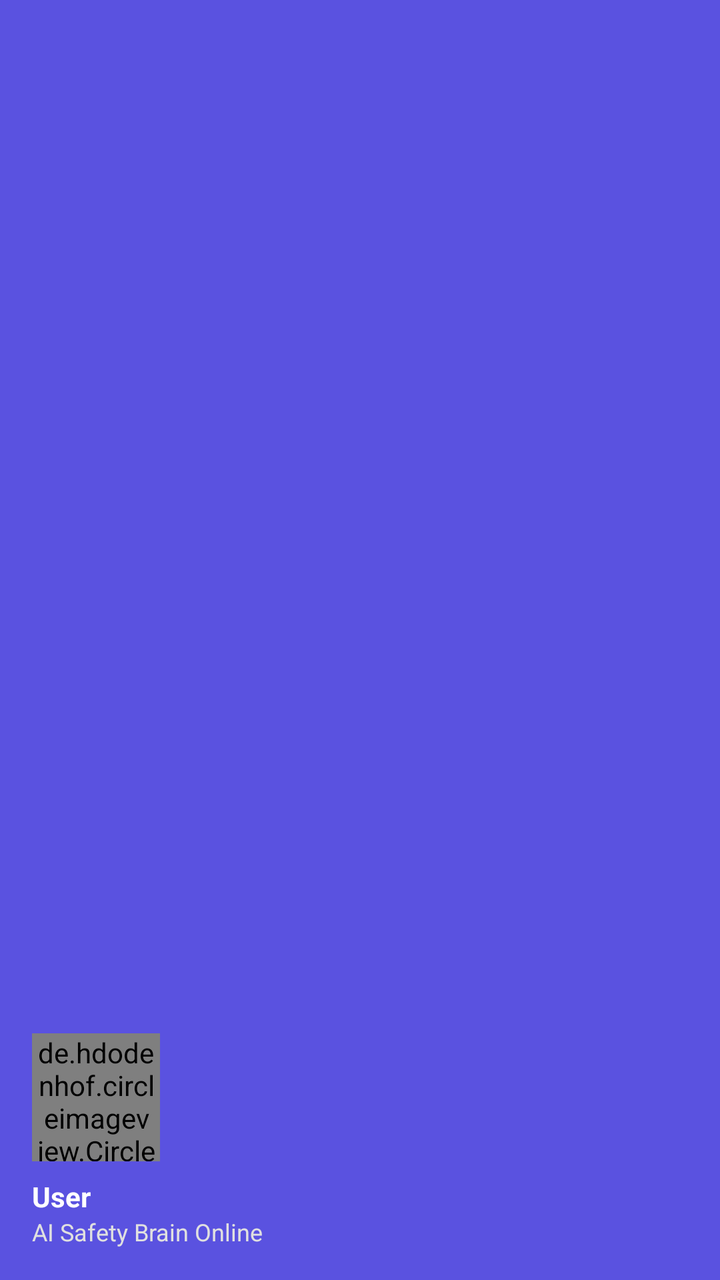
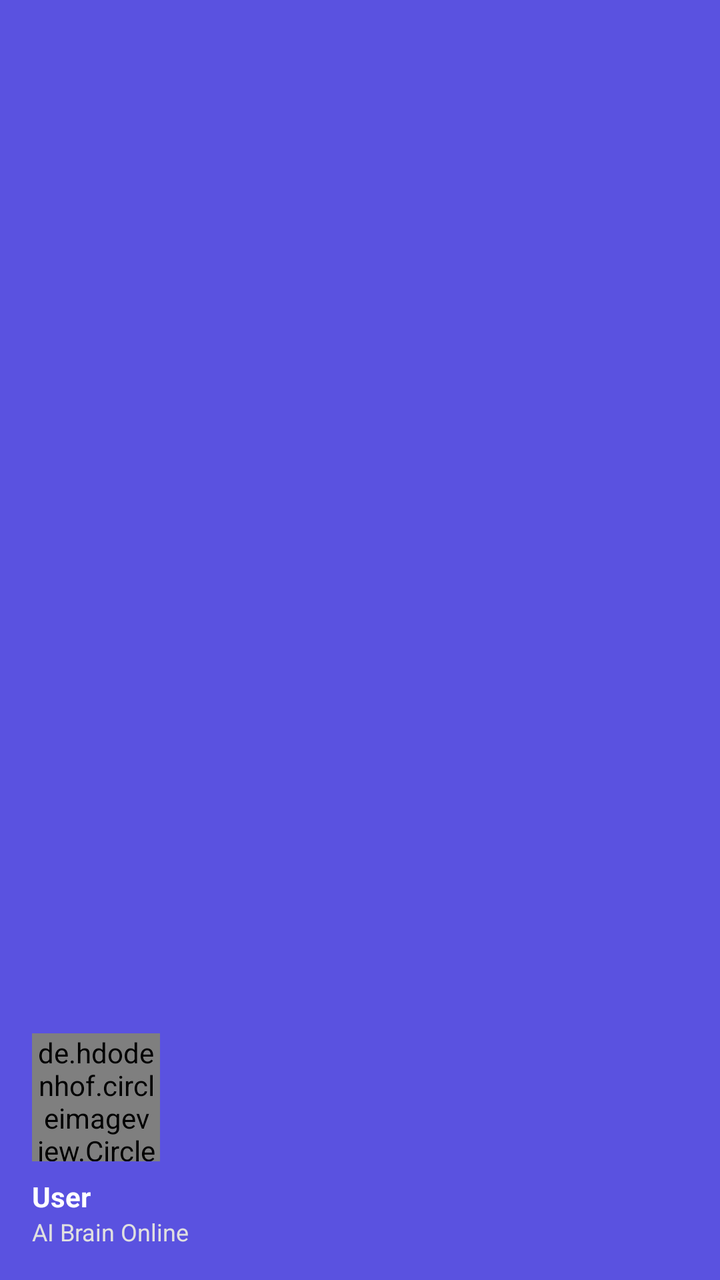

Compare the two renders of this Android layout. The source of the first and the diff that turns it into the second are given below.
<!-- AndroidManifest.xml: application theme Theme.EmergencySOSApp -->
<!-- res/layout/nav_header_main.xml -->
<?xml version="1.0" encoding="utf-8"?>
<LinearLayout xmlns:android="http://schemas.android.com/apk/res/android"
    xmlns:app="http://schemas.android.com/apk/res-auto"
    android:layout_width="match_parent"
    android:layout_height="176dp"
    android:background="@color/primary_dark"
    android:gravity="bottom"
    android:orientation="vertical"
    android:padding="16dp"
    android:theme="@style/ThemeOverlay.AppCompat.Dark">

    <de.hdodenhof.circleimageview.CircleImageView
        android:id="@+id/ivHeaderProfile"
        android:layout_width="64dp"
        android:layout_height="64dp"
        android:src="@drawable/ic_personal"
        app:civ_border_color="@color/white"
        app:civ_border_width="2dp" />

    <TextView
        android:id="@+id/tvHeaderName"
        android:layout_width="match_parent"
        android:layout_height="wrap_content"
        android:layout_marginTop="8dp"
        android:text="@string/default_user_name"
        android:textAppearance="@style/TextAppearance.AppCompat.Body1"
        android:textStyle="bold"
        android:textColor="@color/white" />

    <TextView
        android:id="@+id/tvHeaderStatus"
        android:layout_width="wrap_content"
        android:layout_height="wrap_content"
        android:text="@string/ai_brain_online"
        android:textColor="#E0E0E0"
        android:textSize="12sp" />

</LinearLayout>
<!-- resources referenced by this layout -->
<resources>
  <color name="primary_dark">#5A52E0</color>
  <color name="white">#FFFFFF</color>
  <!-- drawable ic_personal (drawable) -->
  <?xml version="1.0" encoding="utf-8"?>
  <vector xmlns:android="http://schemas.android.com/apk/res/android"
      android:width="56dp"
      android:height="56dp"
      android:viewportWidth="24"
      android:viewportHeight="24">
      <path
          android:fillColor="#6C63FF"
          android:pathData="M12,12c2.21,0 4,-1.79 4,-4s-1.79,-4 -4,-4 -4,1.79 -4,4 1.79,4 4,4z" />
      <path
          android:fillColor="#6C63FF"
          android:pathData="M12,14c-4.42,0 -8,2.24 -8,5v1c0,0.55 0.45,1 1,1h14c0.55,0 1,-0.45 1,-1v-1c0,-2.76 -3.58,-5 -8,-5z" />
  </vector>
  <string name="ai_brain_online">AI Safety Brain Online</string>
  <string name="default_user_name">User</string>
  <style name="Theme.EmergencySOSApp" parent="Theme.MaterialComponents.DayNight.NoActionBar">
          <item name="colorPrimary">@color/primary</item>
          <item name="colorPrimaryDark">@color/primary_dark</item>
          <item name="colorAccent">@color/primary</item>
  
          
          <item name="android:statusBarColor">@android:color/transparent</item>
          <item name="android:navigationBarColor">@android:color/transparent</item>
          <item name="android:windowLightStatusBar" tools:targetApi="m">true</item>
          <item name="android:windowLightNavigationBar" tools:targetApi="27">true</item>
      </style>
  <color name="primary">#6C63FF</color>
</resources>

<!-- the commit's change to res/layout/nav_header_main.xml (unified diff, before → after) -->
@@ -13,7 +13,7 @@
         android:id="@+id/ivHeaderProfile"
         android:layout_width="64dp"
         android:layout_height="64dp"
-        android:src="@drawable/ic_personal"
+        android:src="@drawable/ic_personal_white"
         app:civ_border_color="@color/white"
         app:civ_border_width="2dp" />
 
<!-- resource entries referenced after the edit -->
@@ -2,7 +2,7 @@
 <resources>
   <color name="primary_dark">#5A52E0</color>
   <color name="white">#FFFFFF</color>
-  <!-- drawable ic_personal (drawable) -->
+  <!-- drawable ic_personal_white (drawable) -->
   <?xml version="1.0" encoding="utf-8"?>
   <vector xmlns:android="http://schemas.android.com/apk/res/android"
       android:width="56dp"
@@ -10,13 +10,13 @@
       android:viewportWidth="24"
       android:viewportHeight="24">
       <path
-          android:fillColor="#6C63FF"
+          android:fillColor="#FFFFFF"
           android:pathData="M12,12c2.21,0 4,-1.79 4,-4s-1.79,-4 -4,-4 -4,1.79 -4,4 1.79,4 4,4z" />
       <path
-          android:fillColor="#6C63FF"
+          android:fillColor="#FFFFFF"
           android:pathData="M12,14c-4.42,0 -8,2.24 -8,5v1c0,0.55 0.45,1 1,1h14c0.55,0 1,-0.45 1,-1v-1c0,-2.76 -3.58,-5 -8,-5z" />
   </vector>
-  <string name="ai_brain_online">AI Safety Brain Online</string>
+  <string name="ai_brain_online">AI Brain Online</string>
   <string name="default_user_name">User</string>
   <style name="Theme.EmergencySOSApp" parent="Theme.MaterialComponents.DayNight.NoActionBar">
           <item name="colorPrimary">@color/primary</item>
